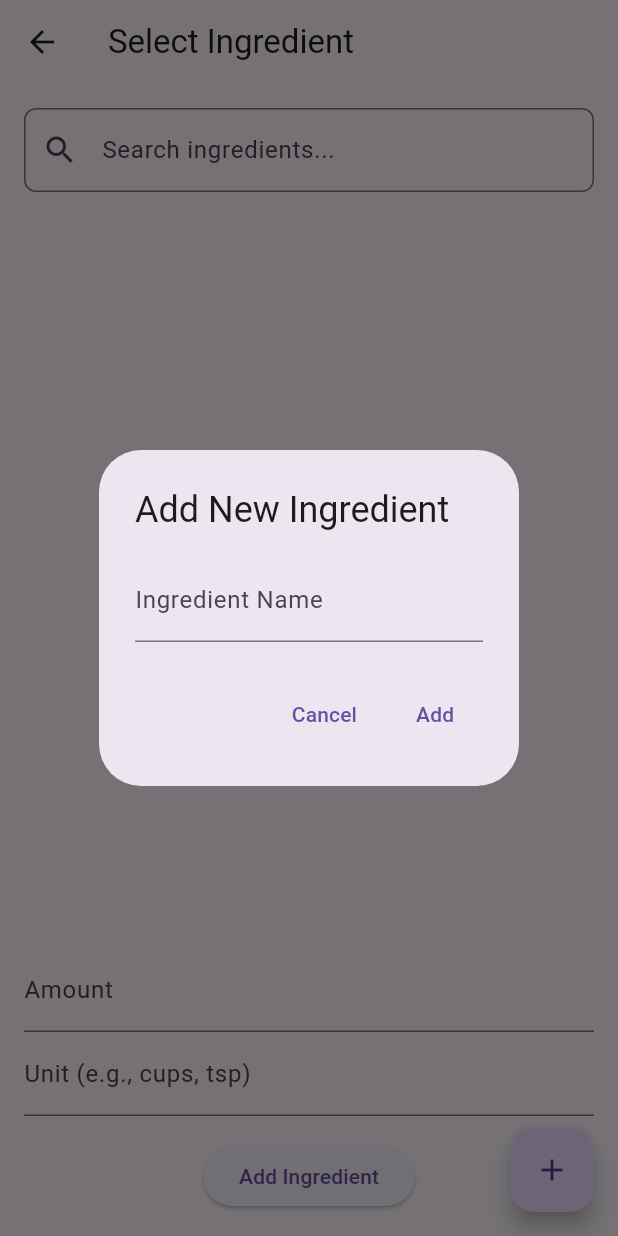
After one commit to BGMuirhead/cookbook, a Flutter app: the IngredientSelectionPage screen opened directly, after a tap on the "add" icon, on a phone screen of 412 x 824 dp. The commit adds this screen. Run offline on Flutter 3.47's test engine with Material 3 defaults, Android fonts, the phone set to English and light mode, and no system bars; our stand-ins replace flutter_riverpod, sqflite; accounts and stored records are empty.

Commit message:
Enhance slider display, add dual swipe options, and improve recipe addition with IngredientSelectionPage

```diff
--- /dev/null
+++ b/lib/features/ingredients/presentation/pages/ingredient_selection_page.dart
@@ -0,0 +1,154 @@
+import 'package:flutter/material.dart';
+import 'package:flutter_riverpod/flutter_riverpod.dart';
+import 'package:cookbook_app/features/ingredients/data/models/global_ingredient.dart';
+import 'package:cookbook_app/features/ingredients/presentation/providers/ingredient_provider.dart';
+
+class IngredientSelectionPage extends ConsumerStatefulWidget {
+  const IngredientSelectionPage({super.key});
+
+  @override
+  ConsumerState<IngredientSelectionPage> createState() => _IngredientSelectionPageState();
+}
+
+class _IngredientSelectionPageState extends ConsumerState<IngredientSelectionPage> {
+  final _searchController = TextEditingController();
+  final _amountController = TextEditingController();
+  final _unitController = TextEditingController();
+  GlobalIngredient? _selectedIngredient;
+
+  @override
+  void dispose() {
+    _searchController.dispose();
+    _amountController.dispose();
+    _unitController.dispose();
+    super.dispose();
+  }
+
+  @override
+  Widget build(BuildContext context) {
+    final ingredients = ref.watch(ingredientListProvider);
+    final filteredIngredients = ingredients.where((ingredient) {
+      return ingredient.name.toLowerCase().contains(_searchController.text.toLowerCase());
+    }).toList();
+
+    return Scaffold(
+      appBar: AppBar(title: const Text('Select Ingredient')),
+      body: Padding(
+        padding: const EdgeInsets.all(16.0),
+        child: Column(
+          children: [
+            TextField(
+              controller: _searchController,
+              decoration: InputDecoration(
+                hintText: 'Search ingredients...',
+                prefixIcon: const Icon(Icons.search),
+                border: OutlineInputBorder(
+                  borderRadius: BorderRadius.circular(8.0),
+                ),
+              ),
+              onChanged: (value) {
+                setState(() {});
+              },
+            ),
+            const SizedBox(height: 16),
+            Expanded(
+              child: filteredIngredients.isEmpty
+                  ? const Center(child: Text('No ingredients found'))
+                  : ListView.builder(
+                      itemCount: filteredIngredients.length,
+                      itemBuilder: (context, index) {
+                        final ingredient = filteredIngredients[index];
+                        return ListTile(
+                          title: Text(ingredient.name),
+                          onTap: () {
+                            setState(() {
+                              _selectedIngredient = ingredient;
+                            });
+                          },
+                          selected: _selectedIngredient == ingredient,
+                          selectedTileColor: Theme.of(context).colorScheme.primary.withOpacity(0.1),
+                        );
+                      },
+                    ),
+            ),
+            const SizedBox(height: 16),
+            TextField(
+              controller: _amountController,
+              decoration: const InputDecoration(labelText: 'Amount'),
+              keyboardType: TextInputType.number,
+            ),
+            TextField(
+              controller: _unitController,
+              decoration: const InputDecoration(labelText: 'Unit (e.g., cups, tsp)'),
+            ),
+            const SizedBox(height: 16),
+            ElevatedButton(
+              onPressed: () {
+                if (_selectedIngredient != null &&
+                    _amountController.text.isNotEmpty &&
+                    _unitController.text.isNotEmpty) {
+                  final amount = double.tryParse(_amountController.text);
+                  if (amount != null) {
+                    Navigator.pop(context, {
+                      'name': _selectedIngredient!.name,
+                      'amount': amount,
+                      'unit': _unitController.text,
+                      'ingredient_id': _selectedIngredient!.id,
+                    });
+                  } else {
+                    ScaffoldMessenger.of(context).showSnackBar(
+                      const SnackBar(content: Text('Please enter a valid amount')),
+                    );
+                  }
+                } else {
+                  ScaffoldMessenger.of(context).showSnackBar(
+                    const SnackBar(content: Text('Please select an ingredient and fill all fields')),
+                  );
+                }
+              },
+              child: const Text('Add Ingredient'),
+            ),
+          ],
+        ),
+      ),
+      floatingActionButton: FloatingActionButton(
+        onPressed: () {
+          showDialog(
+            context: context,
+            builder: (context) {
+              final newIngredientController = TextEditingController();
+              return AlertDialog(
+                title: const Text('Add New Ingredient'),
+                content: TextField(
+                  controller: newIngredientController,
+                  decoration: const InputDecoration(labelText: 'Ingredient Name'),
+                ),
+                actions: [
+                  TextButton(
+                    onPressed: () => Navigator.pop(context),
+                    child: const Text('Cancel'),
+                  ),
+                  TextButton(
+                    onPressed: () {
+                      final name = newIngredientController.text.trim();
+                      if (name.isNotEmpty) {
+                        ref.read(ingredientListProvider.notifier).addIngredient(name);
+                        Navigator.pop(context);
+                      } else {
+                        ScaffoldMessenger.of(context).showSnackBar(
+                          const SnackBar(content: Text('Please enter a valid ingredient name')),
+                        );
+                      }
+                    },
+                    child: const Text('Add'),
+                  ),
+                ],
+              );
+            },
+          );
+        },
+        child: const Icon(Icons.add),
+      ),
+    );
+  }
+}
--- a/lib/features/recipes/data/models/recipe.dart
+++ b/lib/features/recipes/data/models/recipe.dart
@@ -4,7 +4,7 @@ import 'package:cookbook_app/features/recipes/data/models/recipe_step.dart';
 class Recipe {
   final int? id;
   final String name;
-  final int servings;
+  final int servings;  // Keep as int for original, but scale to double if needed in UI
   final String? servingName;
   final DateTime createdAt;
   final DateTime updatedAt;
```
Also changed, not shown: lib/features/recipes/presentation/pages/add_recipe_page.dart (+15 -8 lines), lib/features/recipes/presentation/pages/recipe_detail_page.dart (+10 -2 lines), lib/features/recipes/presentation/pages/recipe_list_page.dart (+23 -2 lines).
